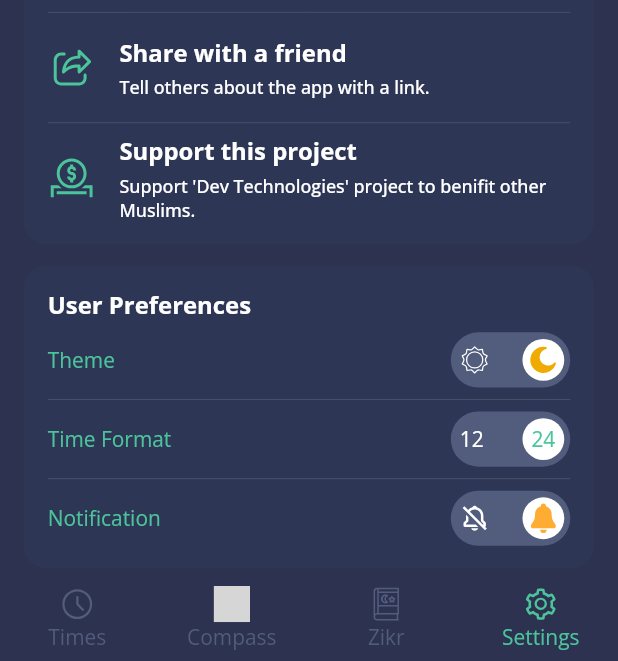
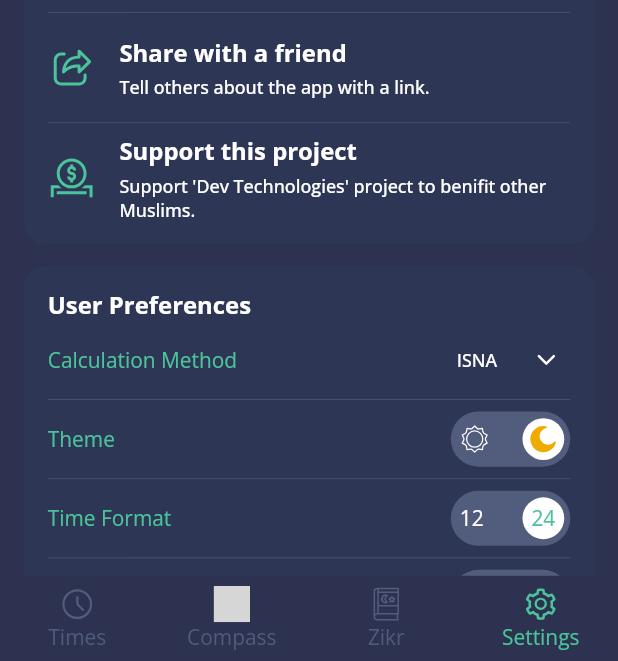
Before and after one commit to harisbotic/ilum-prayer-times, a Flutter app: the TabScaffold screen opened directly, item 4 of the bottom bar chosen, on a phone screen of 412 x 824 dp, the part 575-1236 px from its top. Run offline on Flutter 3.47's test engine with Material 2 defaults, Android fonts, the phone set to English and light mode, and no system bars; our stand-ins replace bloc, csv, dartz, dio, equatable, flutter_bloc and 13 more; missing offline and left inert: motion_sensors; accounts and stored records are empty; network calls fail; project files that could hold a hidden picture were left out; grey boxes are pictures that could not be loaded.

Commit message:
Add Prayer Calculation method in settings

```diff
--- a/lib/main.dart
+++ b/lib/main.dart
@@ -19,6 +19,7 @@
 import 'src/core/util/bloc/tasbih/tasbih_bloc.dart';
 import 'src/core/util/bloc/theme/theme_bloc.dart';
 import 'src/core/util/bloc/time_format/time_format_bloc.dart';
+import 'src/core/util/bloc/timing_method/timing_method_bloc.dart';
 import 'src/features/bottom_tab/bloc/tab/tab_bloc.dart';
 import 'src/features/quran/bloc/quran_theme/quran_theme_bloc.dart';
 
@@ -50,6 +51,9 @@
         ),
         BlocProvider(
           create: (context) => TimingBloc(),
+        ),
+        BlocProvider(
+          create: (context) => TimingMethodBloc(),
         ),
         BlocProvider(
           create: (context) => AllahNameBloc(),
--- /dev/null
+++ b/lib/src/core/util/bloc/timing_method/timing_method_bloc.dart
@@ -0,0 +1,66 @@
+import 'dart:async';
+
+import 'package:equatable/equatable.dart';
+import 'package:hydrated_bloc/hydrated_bloc.dart';
+
+import 'timing_methods.dart';
+
+part 'timing_method_event.dart';
+part 'timing_method_state.dart';
+
+class TimingMethodBloc
+    extends HydratedBloc<TimingMethodEvent, TimingMethodState> {
+  TimingMethodBloc()
+      : super(
+          TimingMethodInitial(
+            TimingMethod.isna,
+            TimingMethod.muslim_world_league,
+            false,
+          ),
+        );
+
+  @override
+  Stream<TimingMethodState> mapEventToState(
+    TimingMethodEvent event,
+  ) async* {
+    if (event is InitTimingMethod) {
+      yield TimingMethodSuccess(
+        state.primaryTimingMethod,
+        state.secondaryTimingMethod,
+        state.isSecondaryEnabled,
+      );
+    } else if (event is SetPrimaryTimingMethod) {
+      yield TimingMethodSuccess(event.primaryTimingMethod,
+          state.secondaryTimingMethod, state.isSecondaryEnabled);
+    } else if (event is SetSecondaryTimingMethod) {
+      yield TimingMethodSuccess(state.primaryTimingMethod,
+          event.secondaryTimingMethod, event.isSecondaryEnabled);
+    }
+  }
+
+  @override
+  TimingMethodState? fromJson(Map<String, dynamic> json) {
+    try {
+      return TimingMethodSuccess(
+        TimingMethodExtension.fromString(json['primaryTimingMethod']),
+        TimingMethodExtension.fromString(json['secondaryTimingMethod']),
+        json['isSecondaryEnabled'] as bool,
+      );
+    } catch (e) {
+      return null;
+    }
+  }
+
+  @override
+  Map<String, dynamic>? toJson(TimingMethodState state) {
+    try {
+      return {
+        'primaryTimingMethod': state.primaryTimingMethod.name,
+        'secondaryTimingMethod': state.secondaryTimingMethod.name,
+        'isSecondaryEnabled': state.isSecondaryEnabled,
+      };
+    } catch (e) {
+      return null;
+    }
+  }
+}
--- /dev/null
+++ b/lib/src/core/util/bloc/timing_method/timing_method_event.dart
@@ -0,0 +1,29 @@
+part of 'timing_method_bloc.dart';
+
+abstract class TimingMethodEvent extends Equatable {
+  const TimingMethodEvent();
+}
+
+class InitTimingMethod extends TimingMethodEvent {
+  @override
+  List<Object> get props => [];
+}
+
+class SetPrimaryTimingMethod extends TimingMethodEvent {
+  final TimingMethod primaryTimingMethod;
+
+  SetPrimaryTimingMethod(this.primaryTimingMethod);
+
+  @override
+  List<Object> get props => [primaryTimingMethod];
+}
+
+class SetSecondaryTimingMethod extends TimingMethodEvent {
+  final TimingMethod secondaryTimingMethod;
+  final bool isSecondaryEnabled;
+
+  SetSecondaryTimingMethod(this.secondaryTimingMethod, this.isSecondaryEnabled);
+
+  @override
+  List<Object> get props => [secondaryTimingMethod, isSecondaryEnabled];
+}
--- /dev/null
+++ b/lib/src/core/util/bloc/timing_method/timing_method_state.dart
@@ -0,0 +1,50 @@
+part of 'timing_method_bloc.dart';
+
+abstract class TimingMethodState extends Equatable {
+  final TimingMethod primaryTimingMethod;
+  final TimingMethod secondaryTimingMethod;
+  final bool isSecondaryEnabled;
+
+  const TimingMethodState(this.primaryTimingMethod, this.secondaryTimingMethod,
+      this.isSecondaryEnabled);
+}
+
+class TimingMethodInitial extends TimingMethodState {
+  const TimingMethodInitial(TimingMethod primaryTimingMethod,
+      TimingMethod secondaryTimingMethod, bool isSecondaryEnabled)
+      : super(primaryTimingMethod, secondaryTimingMethod, isSecondaryEnabled);
+
+  @override
+  List<Object> get props =>
+      [primaryTimingMethod, secondaryTimingMethod, isSecondaryEnabled];
+}
+
+class TimingMethodLoading extends TimingMethodState {
+  const TimingMethodLoading(TimingMethod primaryTimingMethod,
+      TimingMethod secondaryTimingMethod, bool isSecondaryEnabled)
+      : super(primaryTimingMethod, secondaryTimingMethod, isSecondaryEnabled);
+
+  @override
+  List<Object> get props =>
+      [primaryTimingMethod, secondaryTimingMethod, isSecondaryEnabled];
+}
+
+class TimingMethodSuccess extends TimingMethodState {
+  const TimingMethodSuccess(TimingMethod primaryTimingMethod,
+      TimingMethod secondaryTimingMethod, bool isSecondaryEnabled)
+      : super(primaryTimingMethod, secondaryTimingMethod, isSecondaryEnabled);
+
+  @override
+  List<Object> get props =>
+      [primaryTimingMethod, secondaryTimingMethod, isSecondaryEnabled];
+}
+
+class TimingMethodFailed extends TimingMethodState {
+  const TimingMethodFailed(TimingMethod primaryTimingMethod,
+      TimingMethod secondaryTimingMethod, bool isSecondaryEnabled)
+      : super(primaryTimingMethod, secondaryTimingMethod, isSecondaryEnabled);
+
+  @override
+  List<Object> get props =>
+      [primaryTimingMethod, secondaryTimingMethod, isSecondaryEnabled];
+}
--- /dev/null
+++ b/lib/src/core/util/bloc/timing_method/timing_methods.dart
@@ -0,0 +1,80 @@
+enum TimingMethod {
+  isna,
+  muslim_world_league,
+  egyptian,
+  karachi,
+  umm_al_qura,
+  dubai,
+  qatar,
+  kuwait,
+  muhakkak,
+  jafari,
+}
+
+extension TimingMethodExtension on TimingMethod {
+  String get displayName {
+    switch (this) {
+      case TimingMethod.isna:
+        return 'ISNA';
+      case TimingMethod.muslim_world_league:
+        return 'Muslim World League';
+      case TimingMethod.egyptian:
+        return 'Egyptian';
+      case TimingMethod.karachi:
+        return 'Karachi';
+      case TimingMethod.umm_al_qura:
+        return 'Umm Al-Qura';
+      case TimingMethod.dubai:
+        return 'Dubai';
+      case TimingMethod.qatar:
+        return 'Qatar';
+      case TimingMethod.kuwait:
+        return 'Kuwait';
+      case TimingMethod.muhakkak:
+        return 'Muhakkak';
+      case TimingMethod.jafari:
+        return 'Jafari';
+      default:
+        return throw Exception('Unknown timing method');
+    }
+  }
+
+  String get shortDisplayName {
+    switch (this) {
+      case TimingMethod.isna:
+        return 'ISNA';
+      case TimingMethod.muslim_world_league:
+        return 'MWL';
+      case TimingMethod.egyptian:
+        return 'Egyptian';
+      case TimingMethod.karachi:
+        return 'Karachi';
+      case TimingMethod.umm_al_qura:
+        return 'Umm Al-Qura';
+      case TimingMethod.dubai:
+        return 'Dubai';
+      case TimingMethod.qatar:
+        return 'Qatar';
+      case TimingMethod.kuwait:
+        return 'Kuwait';
+      case TimingMethod.muhakkak:
+        return 'Muhakkak';
+      case TimingMethod.jafari:
+        return 'Jafari';
+      default:
+        return throw Exception('Unknown timing method');
+    }
+  }
+
+  static TimingMethod fromString(String value) {
+    return TimingMethod.values.firstWhere(
+      (e) =>
+          e.toString().toLowerCase() == 'timingmethod.${value.toLowerCase()}',
+      orElse: () => throw ArgumentError('Invalid enum value: $value'),
+    );
+  }
+
+  String get name {
+    return this.toString().split('.').last;
+  }
+}
--- /dev/null
+++ b/lib/src/features/setting/widget/timing_method_select.dart
@@ -0,0 +1,90 @@
+import 'package:flutter/material.dart';
+import 'package:flutter_screenutil/flutter_screenutil.dart';
+import 'package:flutter_svg/flutter_svg.dart';
+
+import '../../../core/util/bloc/timing_method/timing_methods.dart';
+
+class TimingMethodSelect extends StatefulWidget {
+  final List<TimingMethod> items;
+  final TimingMethod selectedItem;
+  final ValueChanged<TimingMethod> onChanged;
+
+  TimingMethodSelect({
+    required this.items,
+    required this.selectedItem,
+    required this.onChanged,
+  });
+
+  @override
+  _TimingMethodSelectState createState() => _TimingMethodSelectState();
+}
+
+class _TimingMethodSelectState extends State<TimingMethodSelect> {
+  TimingMethod? _selectedItem;
+
+  @override
+  void initState() {
+    super.initState();
+    _selectedItem = widget.selectedItem;
+  }
+
+  @override
+  Widget build(BuildContext context) {
+    return GestureDetector(
+      onTap: () {
+        _showCustomDropDown(context);
+      },
+      child: Container(
+        width: 82.0.w,
+        height: 40.0.h,
+        child: Center(
+          child: Padding(
+            padding: EdgeInsets.symmetric(horizontal: 6.w),
+            child: Row(
+              mainAxisAlignment: MainAxisAlignment.spaceBetween,
+              children: [
+                Flexible(
+                  child: Text(
+                    _selectedItem!.shortDisplayName,
+                    style: Theme.of(context).textTheme.bodyText1,
+                  ),
+                ),
+                SvgPicture.asset(
+                  'assets/images/setting_icon/svg/arrow_down.svg',
+                  color: Theme.of(context).textTheme.bodyText1!.color,
+                  width: 20.w,
+                ),
+              ],
+            ),
+          ),
+        ),
+      ),
+    );
+  }
+
+  void _showCustomDropDown(BuildContext context) {
+    showModalBottomSheet(
+      context: context,
+      builder: (BuildContext context) {
+        return Container(
+          height: 200,
+          child: ListView.builder(
+            itemCount: widget.items.length,
+            itemBuilder: (BuildContext context, int index) {
+              return ListTile(
+                title: Text(widget.items[index].displayName),
+                onTap: () {
+                  setState(() {
+                    _selectedItem = widget.items[index];
+                    widget.onChanged(_selectedItem!);
+                  });
+                  Navigator.pop(context);
+                },
+              );
+            },
+          ),
+        );
+      },
+    );
+  }
+}
--- a/lib/src/features/setting/widget/user_preference_card.dart
+++ b/lib/src/features/setting/widget/user_preference_card.dart
@@ -2,10 +2,13 @@
 import 'package:flutter_bloc/flutter_bloc.dart';
 import 'package:flutter_screenutil/flutter_screenutil.dart';
 import 'package:permission_handler/permission_handler.dart';
+import 'package:sirat_e_mustaqeem/src/core/util/bloc/timing_method/timing_method_bloc.dart';
+import 'package:sirat_e_mustaqeem/src/features/setting/widget/timing_method_select.dart';
 
 import '../../../core/util/bloc/notification/notification_bloc.dart';
 import '../../../core/util/bloc/theme/theme_bloc.dart';
 import '../../../core/util/bloc/time_format/time_format_bloc.dart';
+import '../../../core/util/bloc/timing_method/timing_methods.dart';
 import '../../utils/sirat_card.dart';
 import '../controller/setting_controller.dart';
 import 'change_format_switch.dart';
@@ -31,6 +34,31 @@
           SizedBox(
             height: 8.h,
           ),
+          Row(
+            mainAxisAlignment: MainAxisAlignment.spaceBetween,
+            children: [
+              Text(
+                'Calculation Method',
+                style: Theme.of(context)
+                    .textTheme
+                    .bodyText2!
+                    .copyWith(color: Theme.of(context).primaryColor),
+              ),
+              BlocBuilder<TimingMethodBloc, TimingMethodState>(
+                builder: (context, state) {
+                  return TimingMethodSelect(
+                      items: TimingMethod.values,
+                      selectedItem: state.primaryTimingMethod,
+                      onChanged: (selectedMethod) {
+                        BlocProvider.of<TimingMethodBloc>(context).add(
+                          SetPrimaryTimingMethod(selectedMethod),
+                        );
+                      });
+                },
+              ),
+            ],
+          ),
+          Divider(),
           Row(
             mainAxisAlignment: MainAxisAlignment.spaceBetween,
             children: [
```
Also changed, not shown: assets/images/setting_icon/svg/arrow_down.svg (added).
